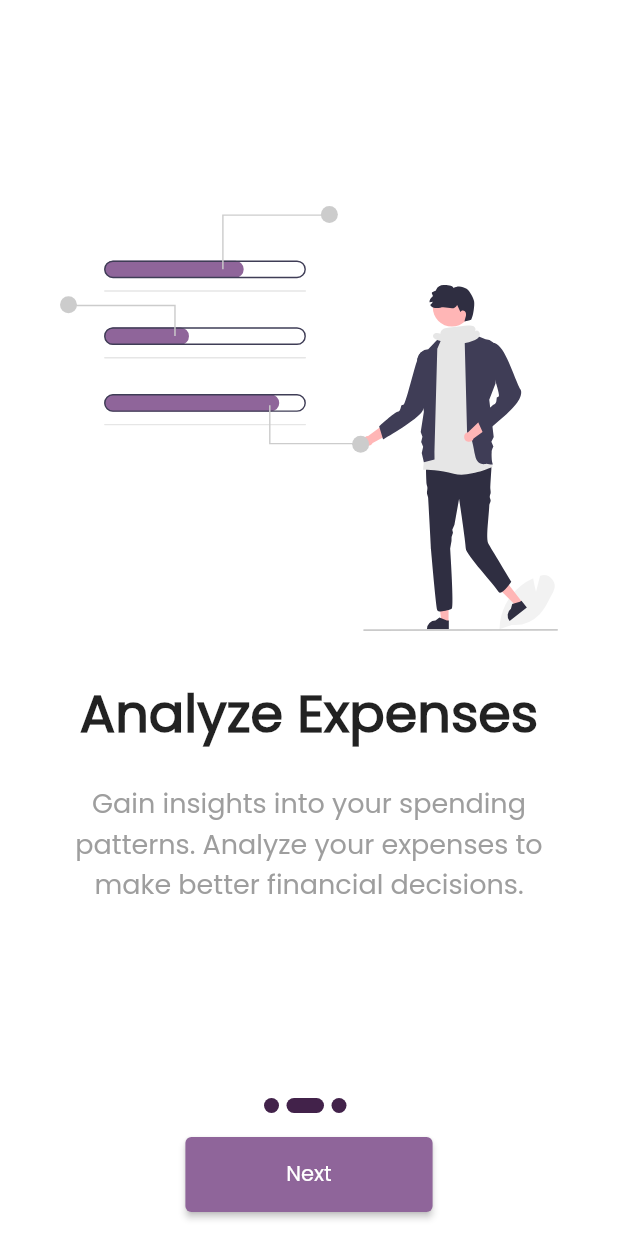
After one commit to MohsinP07/money_track, a Flutter app: the Onboarding screen opened directly, after a tap on "Next", on a phone screen of 412 x 824 dp. The commit adds this screen. Run offline on Flutter 3.47's test engine with Material 2 defaults, Android fonts, the phone set to English and light mode, and no system bars; our stand-ins replace flutter_bloc, flutter_speed_dial, flutter_svg, font_awesome_flutter, fpdart, get and 4 more; missing offline and left inert: open_file_safe, syncfusion_flutter_xlsio; accounts and stored records are empty; network calls fail.

Commit message:
Onboarding screen designed!!

```diff
--- a/lib/features/auth/presentation/pages/login_page.dart
+++ b/lib/features/auth/presentation/pages/login_page.dart
@@ -8,6 +8,7 @@ import 'package:money_track/features/auth/presentation/pages/signup_page.dart';
 import 'package:money_track/core/common/widgets/common_field.dart';
 import 'package:money_track/features/auth/presentation/widgets/auth_gradient_button.dart';
 import 'package:money_track/features/expenses/presentation/widgets/bottom_bar.dart';
+import 'package:money_track/features/onboarding/presentation/pages/onboarding_creen.dart';
 
 class LoginPage extends StatefulWidget {
   static const String routename = '/login-page';
@@ -130,7 +131,18 @@ class LoginPageState extends State<LoginPage> {
                                   )
                                 ]),
                           ),
-                        )
+                        ),
+                        SizedBox(
+                          height: 10,
+                        ),
+                        TextButton(
+                            onPressed: () {
+                              Navigator.of(context)
+                                  .push(MaterialPageRoute(builder: (context) {
+                                return Onboarding();
+                              }));
+                            },
+                            child: Text('Test Onboarding'))
                       ],
                     ),
                   ),
--- /dev/null
+++ b/lib/features/onboarding/presentation/pages/onboarding_creen.dart
@@ -0,0 +1,128 @@
+import 'package:flutter/material.dart';
+import 'package:flutter_svg/flutter_svg.dart';
+import 'package:money_track/core/common/widgets/custom_button.dart';
+import 'package:money_track/core/constants/global_variables.dart';
+import 'package:money_track/core/themes/app_pallete.dart';
+import 'package:money_track/features/auth/presentation/pages/login_page.dart';
+import 'package:money_track/features/onboarding/presentation/widgets/content_model.dart';
+
+class Onboarding extends StatefulWidget {
+  @override
+  _OnboardingState createState() => _OnboardingState();
+}
+
+class _OnboardingState extends State<Onboarding> {
+  int currentIndex = 0;
+  late PageController _controller;
+
+  @override
+  void initState() {
+    _controller = PageController(initialPage: 0);
+    super.initState();
+  }
+
+  @override
+  void dispose() {
+    _controller.dispose();
+    super.dispose();
+  }
+
+  @override
+  Widget build(BuildContext context) {
+    return Scaffold(
+      body: Column(
+        children: [
+          Expanded(
+            child: PageView.builder(
+              controller: _controller,
+              itemCount: contents.length,
+              onPageChanged: (int index) {
+                setState(() {
+                  currentIndex = index;
+                });
+              },
+              itemBuilder: (_, i) {
+                return Padding(
+                  padding: const EdgeInsets.all(40),
+                  child: Column(
+                    mainAxisAlignment: MainAxisAlignment.center,
+                    crossAxisAlignment: CrossAxisAlignment.center,
+                    children: [
+                      SvgPicture.asset(
+                        contents[i].image,
+                        height: 300,
+                      ),
+                      SizedBox(height: 20),
+                      Text(
+                        contents[i].title,
+                        style: TextStyle(
+                          fontSize: 35,
+                          fontWeight: FontWeight.bold,
+                        ),
+                      ),
+                      SizedBox(height: 20),
+                      Text(
+                        contents[i].discription,
+                        textAlign: TextAlign.center,
+                        style: TextStyle(
+                          fontSize: 18,
+                          color: Colors.grey,
+                        ),
+                      ),
+                    ],
+                  ),
+                );
+              },
+            ),
+          ),
+          Row(
+            mainAxisAlignment: MainAxisAlignment.center,
+            children: List.generate(
+              contents.length,
+              (index) => buildDot(index, context),
+            ),
+          ),
+          Padding(
+            padding: const EdgeInsets.all(16.0),
+            child: SizedBox(
+              width: currentIndex == contents.length - 1
+                  ? deviceSize(context).width * 0.7
+                  : deviceSize(context).width * 0.4,
+              child: CustomButton(
+                text: currentIndex == contents.length - 1
+                    ? "Login and Continue"
+                    : "Next",
+                onTap: () {
+                  if (currentIndex == contents.length - 1) {
+                    Navigator.pushReplacement(
+                      context,
+                      MaterialPageRoute(
+                        builder: (_) => LoginPage(),
+                      ),
+                    );
+                  }
+                  _controller.nextPage(
+                    duration: Duration(milliseconds: 100),
+                    curve: Curves.easeIn,
+                  );
+                },
+              ),
+            ),
+          ),
+        ],
+      ),
+    );
+  }
+
+  Container buildDot(int index, BuildContext context) {
+    return Container(
+      height: 10,
+      width: currentIndex == index ? 25 : 10,
+      margin: EdgeInsets.only(right: 5),
+      decoration: BoxDecoration(
+        borderRadius: BorderRadius.circular(20),
+        color: AppPallete.boxColor,
+      ),
+    );
+  }
+}
--- /dev/null
+++ b/lib/features/onboarding/presentation/widgets/content_model.dart
@@ -0,0 +1,26 @@
+class UnbordingContent {
+  String image;
+  String title;
+  String discription;
+
+  UnbordingContent(
+      {required this.image, required this.title, required this.discription});
+}
+
+List<UnbordingContent> contents = [
+  UnbordingContent(
+      title: 'Manage Expenses',
+      image: 'assets/svg/expenses.svg',
+      discription:
+          "Keep track of all your expenses effortlessly. Our tool helps you organize your spending and stay on top of your finances."),
+  UnbordingContent(
+      title: 'Analyze Expenses',
+      image: 'assets/svg/analysis.svg',
+      discription:
+          "Gain insights into your spending patterns. Analyze your expenses to make better financial decisions."),
+  UnbordingContent(
+      title: 'AI Assistance',
+      image: 'assets/svg/ai.svg',
+      discription:
+          "Leverage AI to get smart recommendations on managing your finances more effectively and efficiently."),
+];
--- a/pubspec.yaml
+++ b/pubspec.yaml
@@ -52,6 +52,7 @@ dependencies:
   get: ^4.6.5
   url_launcher: ^6.1.11
   package_info_plus: ^1.4.2
+  flutter_svg: ^2.0.5
 
 dev_dependencies:
   flutter_test:
@@ -77,6 +78,7 @@ flutter:
   # To add assets to your application, add an assets section, like this:
   assets:
     - assets/images/
+    - assets/svg/
   #   - images/a_dot_ham.jpeg
 
   # An image asset can refer to one or more resolution-specific "variants", see
```
Also changed, not shown: assets/svg/ai.svg (added), assets/svg/analysis.svg (added), assets/svg/expenses.svg (added), assets/svg/settings.svg (added), pubspec.lock.
